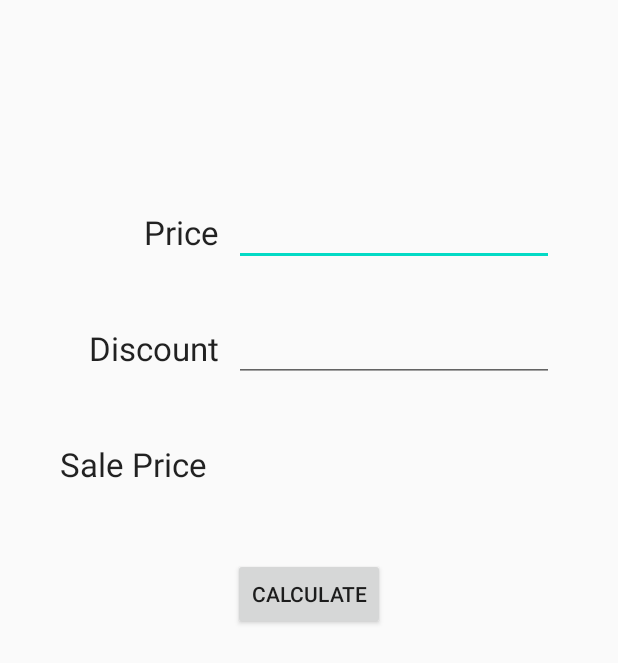
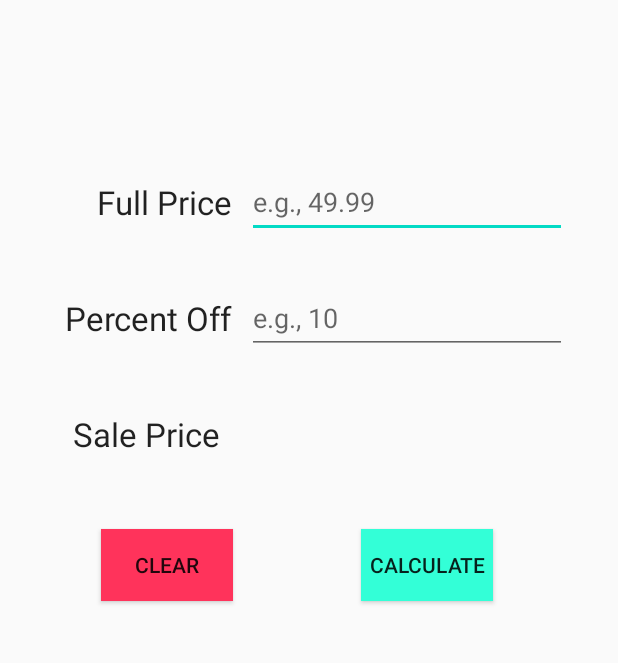
Before and after one commit to jmorton138/discount_calculator, an Android app: the screen it shows after launch (MainActivity), on a phone screen of 412 x 824 dp. Shown: the top 663 px of the screen. Run offline under Robolectric (Android 15) with nearby library versions, the phone set to English and light mode, and no system bars; our stand-ins replace navigation-ui.

Commit message:
[ADD] Adds clear fields button and proceeding layout tweaks

```diff
--- a/app/src/main/res/layout/activity_main.xml
+++ b/app/src/main/res/layout/activity_main.xml
@@ -10,31 +10,62 @@
             android:id="@+id/priceLabel"
             android:layout_width="wrap_content"
             android:layout_height="wrap_content"
-            android:text="Price"
+            android:text="Full Price"
             app:layout_constraintTop_toTopOf="parent"
             app:layout_constraintStart_toStartOf="parent"
             app:layout_constraintEnd_toEndOf="parent"
-            android:layout_marginTop="140dp" app:layout_constraintHorizontal_bias="0.265"
+            android:layout_marginTop="120dp" app:layout_constraintHorizontal_bias="0.2"
             android:textAppearance="@style/TextAppearance.AppCompat.Large"/>
     <TextView
             android:id="@+id/discountLabel"
             android:layout_width="wrap_content"
             android:layout_height="wrap_content"
-            android:text="Discount"
+            android:text="Percent Off"
             app:layout_constraintTop_toBottomOf="@id/priceLabel"
             app:layout_constraintEnd_toEndOf="@id/priceLabel"
             android:layout_marginTop="48dp"
             android:textAppearance="@style/TextAppearance.AppCompat.Large"/>
     <TextView
             android:id="@+id/salePriceLabel"
-            android:text="Sale Price"
+            android:text=" Sale Price"
             android:layout_width="wrap_content"
-            android:layout_height="wrap_content"
+            android:layout_height="30dp"
             app:layout_constraintEnd_toEndOf="@id/priceLabel"
             app:layout_constraintTop_toBottomOf="@+id/discountLabel"
             android:layout_marginTop="48dp" android:layout_marginEnd="8dp"
             android:textAppearance="@style/TextAppearance.AppCompat.Large"/>
 
+
+    <EditText
+            android:layout_width="wrap_content"
+            android:layout_height="wrap_content"
+            android:inputType="numberDecimal"
+            android:ems="10"
+            android:id="@+id/editTextPrice"
+            android:hint="e.g., 49.99"
+            app:layout_constraintTop_toTopOf="@id/priceLabel"
+            app:layout_constraintStart_toEndOf="@id/priceLabel"
+            android:layout_marginStart="10dp"
+            app:layout_constraintBottom_toBottomOf="@+id/priceLabel" android:minHeight="48dp"/>
+    <EditText
+            android:layout_width="wrap_content"
+            android:layout_height="wrap_content"
+            android:inputType="number"
+            android:ems="10"
+            android:id="@+id/editTextPercentDiscount"
+            android:hint="e.g., 10"
+            app:layout_constraintTop_toTopOf="@+id/discountLabel"
+            app:layout_constraintStart_toEndOf="@id/discountLabel"
+            android:layout_marginStart="10dp"
+            app:layout_constraintBottom_toBottomOf="@+id/discountLabel" android:minHeight="48dp"/>
+    <TextView
+            android:layout_width="wrap_content"
+            android:layout_height="wrap_content"
+            android:id="@+id/textSalePriceTotal"
+            app:layout_constraintStart_toEndOf="@+id/salePriceLabel"
+            app:layout_constraintEnd_toEndOf="@id/priceLabel"
+            app:layout_constraintTop_toTopOf="@+id/salePriceLabel" android:layout_marginStart="10dp"
+            android:textAppearance="@style/TextAppearance.AppCompat.Large" tools:text="0.00"/>
     <Button
             android:id="@+id/calculateButton"
             android:layout_width="wrap_content"
@@ -43,33 +74,15 @@
             app:layout_constraintTop_toBottomOf="@id/salePriceLabel"
             app:layout_constraintStart_toStartOf="parent"
             app:layout_constraintEnd_toEndOf="parent"
-            app:layout_constraintVertical_bias="0.513"
-            android:layout_marginTop="48dp"/>
-    <EditText
+            android:layout_marginTop="48dp" android:background="#33FFD7" app:layout_constraintHorizontal_bias="0.743"/>
+    <Button
+            android:id="@+id/clearInputs"
             android:layout_width="wrap_content"
             android:layout_height="wrap_content"
-            android:inputType="numberDecimal"
-            android:ems="10"
-            android:id="@+id/editTextPrice"
-            app:layout_constraintTop_toTopOf="@id/priceLabel"
-            app:layout_constraintStart_toEndOf="@id/priceLabel"
-            android:layout_marginStart="10dp"
-            app:layout_constraintBottom_toBottomOf="@+id/priceLabel"/>
-    <EditText
-            android:layout_width="wrap_content"
-            android:layout_height="wrap_content"
-            android:inputType="number"
-            android:ems="10"
-            android:id="@+id/editTextPercentDiscount"
-            app:layout_constraintTop_toTopOf="@+id/discountLabel"
-            app:layout_constraintStart_toEndOf="@id/discountLabel"
-            android:layout_marginStart="10dp"
-            app:layout_constraintBottom_toBottomOf="@+id/discountLabel"/>
-    <TextView
-            android:layout_width="wrap_content"
-            android:layout_height="wrap_content" android:id="@+id/textSalePriceTotal"
-            app:layout_constraintStart_toEndOf="@+id/salePriceLabel"
-            app:layout_constraintTop_toTopOf="@+id/salePriceLabel" android:layout_marginStart="50dp"
-            android:textAppearance="@style/TextAppearance.AppCompat.Large" tools:text="0.00"/>
+            android:text="Clear"
+            app:layout_constraintTop_toBottomOf="@id/salePriceLabel"
+            app:layout_constraintStart_toStartOf="parent"
+            app:layout_constraintEnd_toEndOf="parent"
+            android:layout_marginTop="48dp" android:background="#FF335B" app:layout_constraintHorizontal_bias="0.207"/>
 
 </android.support.constraint.ConstraintLayout>
```
